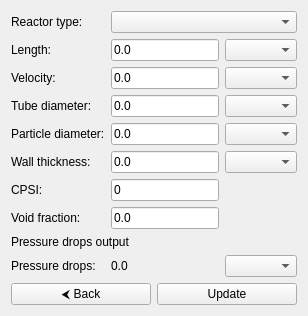
This is GUI/Ubuntu/src/gui/ui/output/pressure_drops_page.ui in srebughini/ASALI as Qt 5 draws it before an edit. The edited form follows.
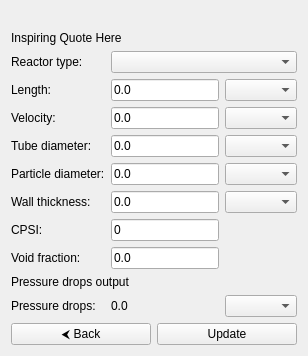
This is the edited form. Icons and pictures are not drawn.

Patch:
```diff
--- a/GUI/Ubuntu/src/gui/ui/output/pressure_drops_page.ui
+++ b/GUI/Ubuntu/src/gui/ui/output/pressure_drops_page.ui
@@ -2,6 +2,22 @@
 <ui version="4.0">
     <class>PressureDropsOutputPage</class>
     <widget class="QWidget" name="PressureDropsOutputPage">
+        <layout class="QVBoxLayout" name="beerLogoLayout">
+            <item>
+                <widget class="QLabel" name="logoLabel">
+                    <property name="pixmap">
+                        <pixmap>:images/BigLogo.png</pixmap> <!-- Reference to logo -->
+                    </property>
+                </widget>
+            </item>
+            <item>
+                <widget class="QLabel" name="beerQuoteLabel">
+                    <property name="text">
+                        <string>Inspiring Quote Here</string>
+                    </property>
+                </widget>
+            </item>
+            <item>
         <layout class="QGridLayout" name="gridLayout">
             <!-- Row 0 -->
             <item row="0" column="0">
@@ -201,6 +217,8 @@
                                 <string>Update pressure drops</string>
                             </property>
                         </widget>
+                            </item>
+                        </layout>
                     </item>
                 </layout>
             </item>
```
Lines whose indentation alone changed are shown as unchanged.
